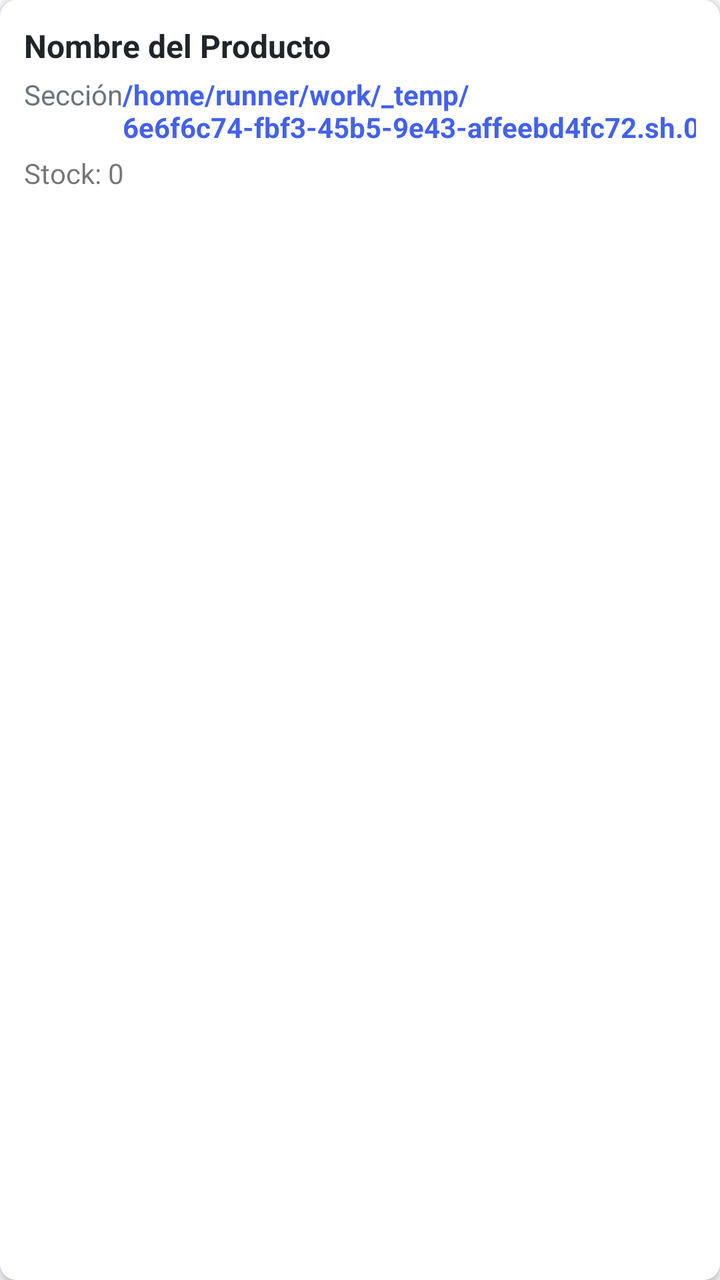
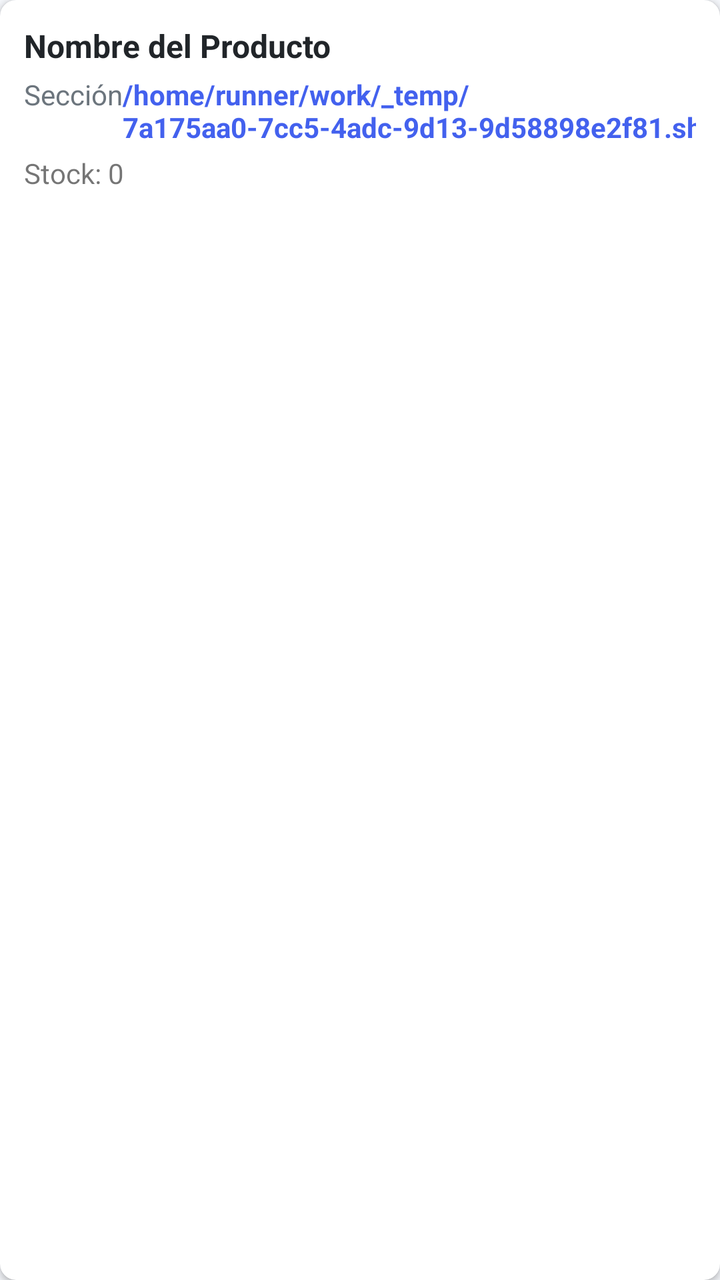

The first picture is an Android layout as it rendered before a commit; the second is the same layout after the commit. The layout source and the unified diff follow.
<!-- AndroidManifest.xml: application theme Theme.OmniVentas -->
<!-- res/layout/item_producto.xml -->
<?xml version="1.0" encoding="utf-8"?>
<androidx.cardview.widget.CardView xmlns:android="http://schemas.android.com/apk/res/android"
    xmlns:app="http://schemas.android.com/apk/res-auto"
    android:layout_width="match_parent"
    android:layout_height="wrap_content"
    android:layout_marginBottom="8dp"
    app:cardCornerRadius="8dp"
    app:cardElevation="2dp">
    <LinearLayout
        android:layout_width="match_parent"
        android:layout_height="wrap_content"
        android:orientation="vertical"
        android:padding="12dp">
        <TextView
            android:id="@+id/tv_nombre"
            android:layout_width="match_parent"
            android:layout_height="wrap_content"
            android:text="Nombre del Producto"
            android:textSize="16sp"
            android:textStyle="bold"
            android:textColor="@color/dark" />
        <LinearLayout
            android:layout_width="match_parent"
            android:layout_height="wrap_content"
            android:orientation="horizontal"
            android:layout_marginTop="4dp">
            <TextView
                android:id="@+id/tv_seccion"
                android:layout_width="0dp"
                android:layout_height="wrap_content"
                android:layout_weight="1"
                android:text="Sección"
                android:textSize="14sp"
                android:textColor="@color/gray" />
            <TextView
                android:id="@+id/tv_precio"
                android:layout_width="wrap_content"
                android:layout_height="wrap_content"
                android:text="/home/runner/work/_temp/6e6f6c74-fbf3-45b5-9e43-affeebd4fc72.sh.00"
                android:textSize="14sp"
                android:textColor="@color/primary"
                android:textStyle="bold" />
        </LinearLayout>
        <TextView
            android:id="@+id/tv_stock"
            android:layout_width="wrap_content"
            android:layout_height="wrap_content"
            android:text="Stock: 0"
            android:textSize="14sp"
            android:layout_marginTop="4dp" />
    </LinearLayout>
</androidx.cardview.widget.CardView>
<!-- resources referenced by this layout -->
<resources>
  <color name="dark">#212529</color>
  <color name="gray">#6C757D</color>
  <color name="primary">#4361EE</color>
  <style name="Theme.OmniVentas" parent="Theme.MaterialComponents.DayNight.NoActionBar">
          <item name="colorPrimary">@color/primary</item>
          <item name="colorPrimaryVariant">@color/primary_dark</item>
          <item name="colorOnPrimary">@color/white</item>
          <item name="colorSecondary">@color/secondary</item>
          <item name="colorOnSecondary">@color/white</item>
          <item name="android:statusBarColor">@color/primary</item>
          <item name="android:windowBackground">@color/light_gray</item>
      </style>
  <color name="primary_dark">#3A56D4</color>
  <color name="white">#FFFFFF</color>
  <color name="secondary">#3F37C9</color>
  <color name="light_gray">#F5F7FB</color>
</resources>

<!-- the commit's change to res/layout/item_producto.xml (unified diff, before → after) -->
@@ -36,7 +36,7 @@
                 android:id="@+id/tv_precio"
                 android:layout_width="wrap_content"
                 android:layout_height="wrap_content"
-                android:text="/home/runner/work/_temp/6e6f6c74-fbf3-45b5-9e43-affeebd4fc72.sh.00"
+                android:text="/home/runner/work/_temp/7a175aa0-7cc5-4adc-9d13-9d58898e2f81.sh.00"
                 android:textSize="14sp"
                 android:textColor="@color/primary"
                 android:textStyle="bold" />
